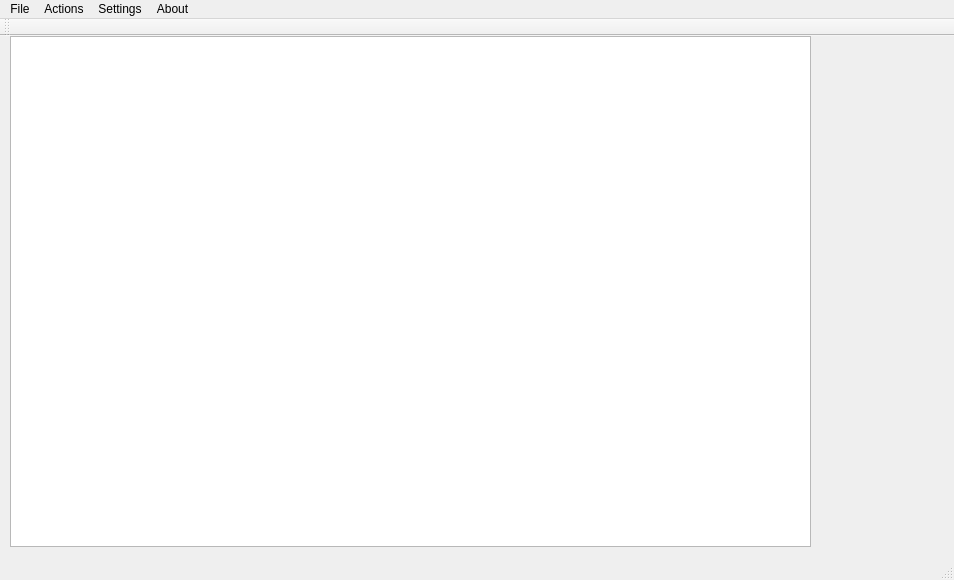
Before: the Qt Designer form ProjectTry2/graphdigitiser.ui in XueyangLiu1/QtGraphDigitiser, drawn with Qt 5.
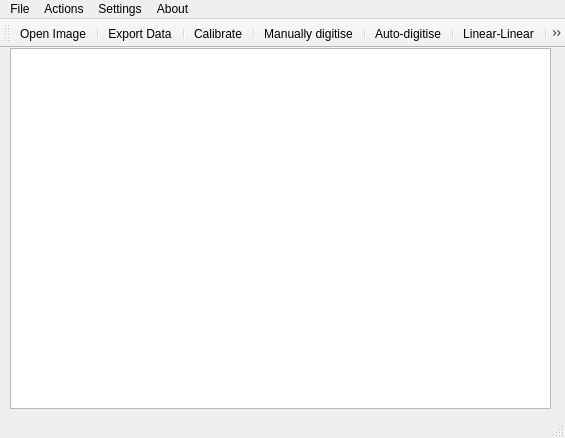
After: the same form once the commit is applied. Icons and pictures are not drawn.

```diff
--- a/ProjectTry2/graphdigitiser.ui
+++ b/ProjectTry2/graphdigitiser.ui
@@ -6,21 +6,27 @@
    <rect>
     <x>0</x>
     <y>0</y>
-    <width>954</width>
-    <height>580</height>
+    <width>565</width>
+    <height>438</height>
    </rect>
   </property>
   <property name="windowTitle">
    <string>GraphDigitiser</string>
   </property>
   <widget class="QWidget" name="centralWidget">
+   <property name="sizePolicy">
+    <sizepolicy hsizetype="Preferred" vsizetype="Expanding">
+     <horstretch>0</horstretch>
+     <verstretch>0</verstretch>
+    </sizepolicy>
+   </property>
    <widget class="QGraphicsView" name="graphicsView">
     <property name="geometry">
      <rect>
       <x>10</x>
       <y>0</y>
-      <width>801</width>
-      <height>511</height>
+      <width>541</width>
+      <height>361</height>
      </rect>
     </property>
     <property name="sizePolicy">
@@ -39,7 +45,7 @@
     <rect>
      <x>0</x>
      <y>0</y>
-     <width>954</width>
+     <width>565</width>
      <height>21</height>
     </rect>
    </property>
@@ -91,6 +97,23 @@
    <attribute name="toolBarBreak">
     <bool>false</bool>
    </attribute>
+   <addaction name="actionOpen_Image"/>
+   <addaction name="separator"/>
+   <addaction name="actionExport_Data"/>
+   <addaction name="separator"/>
+   <addaction name="actionCalibrate"/>
+   <addaction name="separator"/>
+   <addaction name="actionManually_digitise"/>
+   <addaction name="separator"/>
+   <addaction name="actionAuto_digitise"/>
+   <addaction name="separator"/>
+   <addaction name="actionLinear_linear"/>
+   <addaction name="separator"/>
+   <addaction name="actionLinear_log"/>
+   <addaction name="separator"/>
+   <addaction name="actionlog_Linear"/>
+   <addaction name="separator"/>
+   <addaction name="actionLog_Log"/>
   </widget>
   <widget class="QStatusBar" name="statusBar"/>
   <action name="actionOpen_Image">
@@ -129,6 +152,9 @@
    </property>
   </action>
   <action name="actionlog_Linear">
+   <property name="enabled">
+    <bool>true</bool>
+   </property>
    <property name="text">
     <string>Log(x)-Linear(y)</string>
    </property>
```
Left out of the diff: 42 changed lines with no effect on the pictures.
